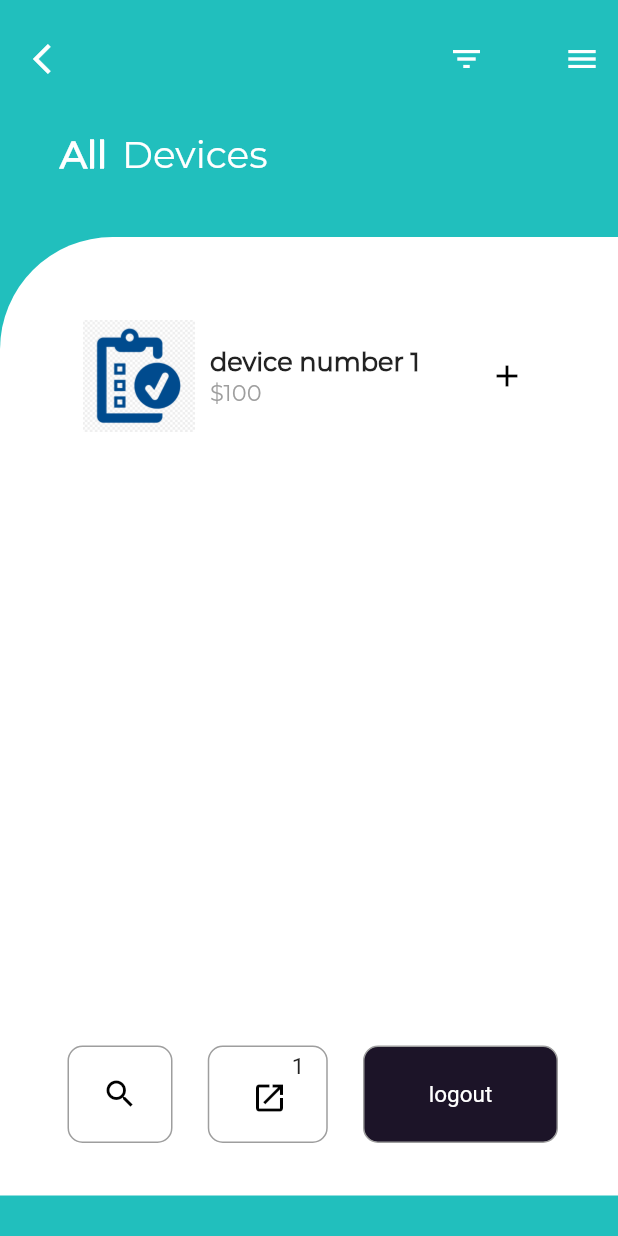
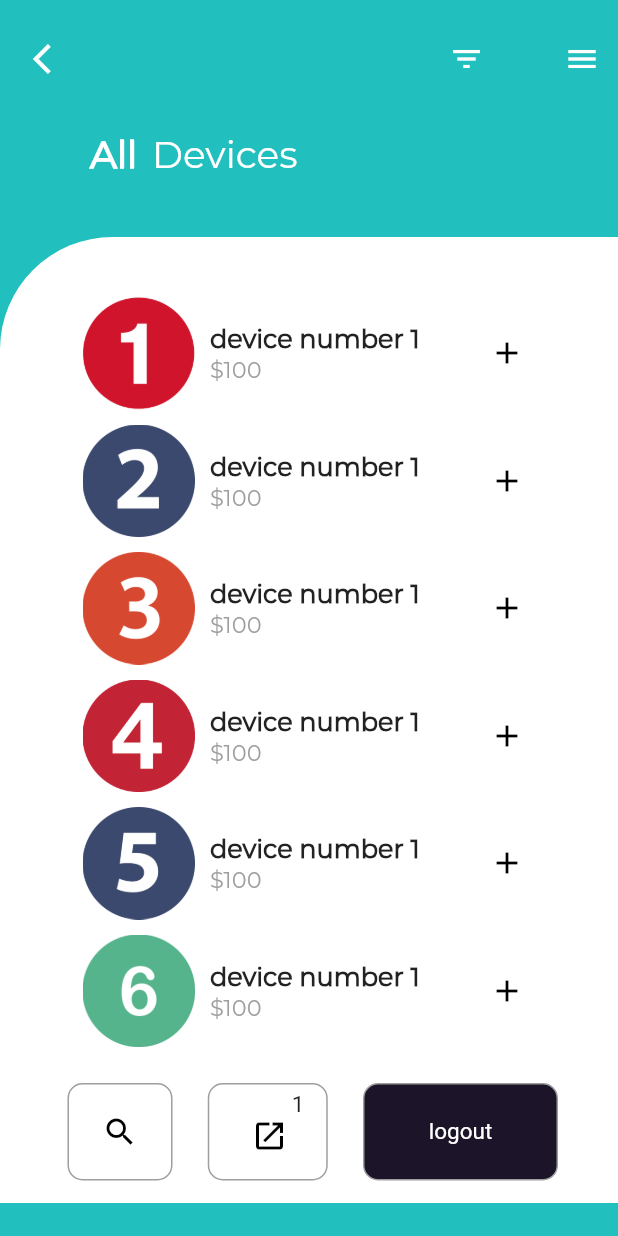
Before and after one commit to mohamd-khairy/playstation_flutter_app, a Flutter app: the screen it shows after launch, on a phone screen of 412 x 824 dp. Run offline on Flutter 3.47's test engine with Material 2 defaults, Android fonts, the phone set to English and light mode, and no system bars; project files that could hold a hidden picture were left out.

```diff
--- a/lib/views/home.dart
+++ b/lib/views/home.dart
@@ -54,7 +54,7 @@ class _HomePageState  extends State<HomePage>{
           ),
           SizedBox(height:25.0),
           Padding(
-            padding: EdgeInsets.only(left: 40.0),
+            padding: EdgeInsets.only(left: 60.0),
             child: Row(
               children: <Widget>[
                 Text("All",
--- a/lib/views/homePages/devices.dart
+++ b/lib/views/homePages/devices.dart
@@ -1,5 +1,6 @@
 
 import 'package:flutter/material.dart';
+import 'package:playstation_flutter_app/views/homePages/active.dart';
 import 'package:playstation_flutter_app/views/homePages/details.dart';
 
 class DevicesPage extends StatefulWidget{
@@ -13,7 +14,7 @@ class _DevicesPageState extends State<DevicesPage>{
   @override
   Widget build(BuildContext context) {
     return Container(
-      height: MediaQuery.of(context).size.height - 185.0,
+      height: MediaQuery.of(context).size.height - 180.0,
       decoration: BoxDecoration(
         color: Colors.white,
         borderRadius: BorderRadius.only(topLeft: Radius.circular(75.0)),
@@ -23,12 +24,20 @@ class _DevicesPageState extends State<DevicesPage>{
         padding: EdgeInsets.only(left: 45.0,right: 40.0),
         children: <Widget>[
           Padding(
-            padding: EdgeInsets.only(top: 45.0),
+            padding: EdgeInsets.only(top: 30.0,bottom: 10.0),
             child: Container(
-              height: MediaQuery.of(context).size.height - 330.0,
+              height: MediaQuery.of(context).size.height - 300.0,
               child: ListView(
                 children: <Widget>[
-                  _deviceItem("assets/images/p.jpg","device number 1","\$100")
+                  _deviceItem("assets/images/1.png","device number 1","\$100"),
+                  _deviceItem("assets/images/2.png","device number 1","\$100"),
+                  _deviceItem("assets/images/3.png","device number 1","\$100"),
+                  _deviceItem("assets/images/4.png","device number 1","\$100"),
+                  _deviceItem("assets/images/5.png","device number 1","\$100"),
+                  _deviceItem("assets/images/6.png","device number 1","\$100"),
+                  _deviceItem("assets/images/7.png","device number 1","\$100"),
+                  _deviceItem("assets/images/8.png","device number 1","\$100"),
+                  _deviceItem("assets/images/9.png","device number 1","\$100"),
                 ],
               ),
             ),
@@ -62,6 +71,10 @@ class _DevicesPageState extends State<DevicesPage>{
                   ),
                   borderRadius: BorderRadius.circular(10.0),
                 ),
+                child: InkWell(
+                  onTap: (){
+                    Navigator.of(context).push(MaterialPageRoute(builder: (BuildContext context) => ActiveDevicesPage()));
+                  },
                   child: Row(
                     children: <Widget>[
                        Column(
@@ -77,6 +90,7 @@ class _DevicesPageState extends State<DevicesPage>{
                         ],
                       ),
                     ]
+                  ),
                 ),
               ),
               Container(
@@ -106,12 +120,7 @@ class _DevicesPageState extends State<DevicesPage>{
     return Padding(
       padding: EdgeInsets.only(left: 10.0,right: 10.0,top: 10.0),
       child: InkWell(
-        onTap: (){
-          Navigator.of(context).push(MaterialPageRoute(
-            builder: (BuildContext context) => DetailsPage(heroTag: imgPath,deviceName: foodName,deviceNumber: price)
-            )
-          );
-        },
+        onTap: (){},
         child: Row(
           mainAxisAlignment: MainAxisAlignment.spaceBetween,
           children: <Widget>[
@@ -155,7 +164,12 @@ class _DevicesPageState extends State<DevicesPage>{
             IconButton(
               icon: Icon(Icons.add),
               color: Colors.black,
-              onPressed: (){},
+              onPressed: (){
+                Navigator.of(context).push(MaterialPageRoute(
+                  builder: (BuildContext context) => DetailsPage(heroTag: imgPath,deviceName: foodName,deviceNumber: price)
+                  )
+                );
+              },
             )
           ],
         ),
```
Also changed, not shown: lib/views/homePages/active.dart (added, +133 -0 lines), lib/views/homePages/details.dart (+66 -4 lines), pubspec.yaml (+9 -2 lines), assets/images/1.png (added), assets/images/11.png (added), assets/images/2.png (added), assets/images/3.png (added), assets/images/4.png (added), assets/images/5.png (added), assets/images/6.png (added), assets/images/66.png (added), assets/images/7.png (added), assets/images/8.png (added), assets/images/9.png (added), 3 more files. Lines whose indentation alone changed are shown as unchanged.
